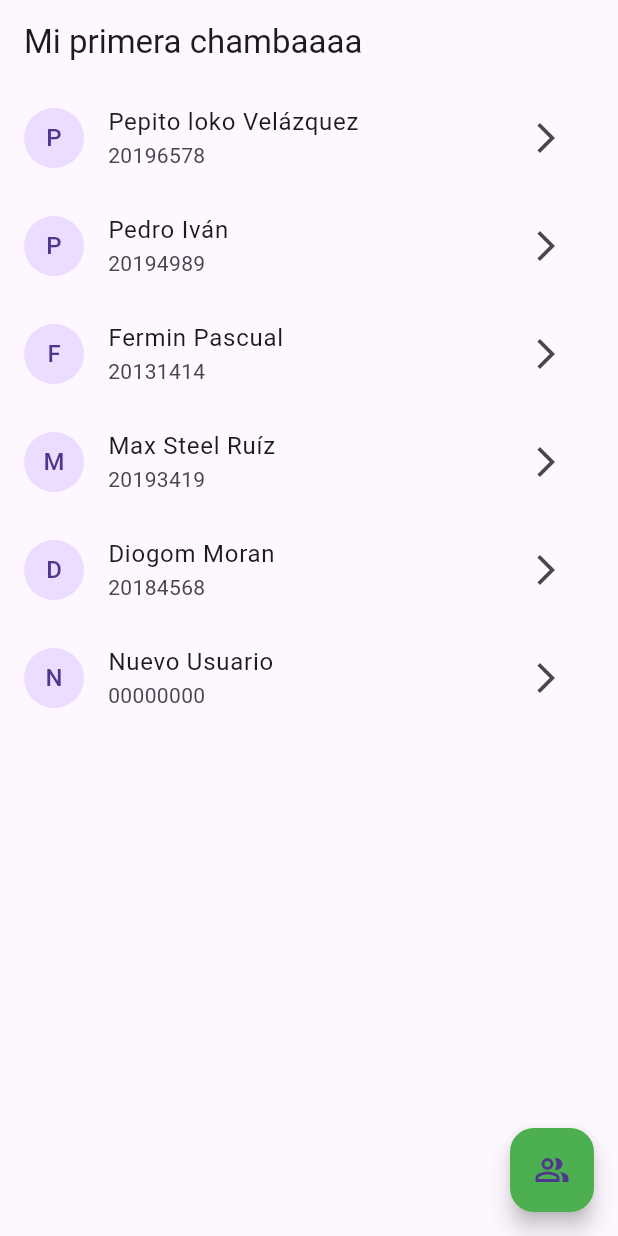
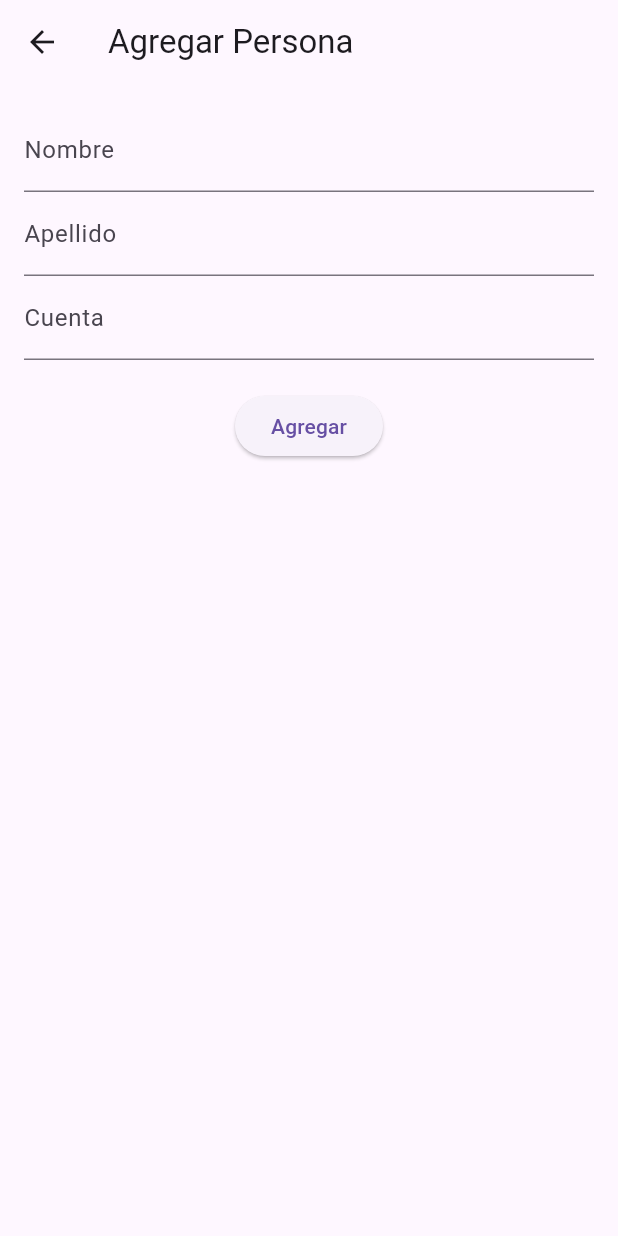
Before and after one commit to Spartan00734/ListadoFlutter, a Flutter app: the screen it shows after launch, after a tap on the "people alt" icon, on a phone screen of 412 x 824 dp. Run offline on Flutter 3.47's test engine with Material 3 defaults, Android fonts, the phone set to English and light mode, and no system bars.

Commit message:
Second Commit

```diff
--- a/lib/main.dart
+++ b/lib/main.dart
@@ -32,11 +32,20 @@ class _HomeState extends State<Home> {
     Persona('Diogom', 'Moran', '20184568'),
   ];
 
-  // Método para agregar una persona a la lista
-  void _agregarPersona() {
-    setState(() {
-      _personas.add(Persona('Nuevo', 'Usuario', '00000000'));
-    });
+  // Navega a la pantalla para agregar una nueva persona
+  void _agregarPersona(BuildContext context) async {
+    final nuevaPersona = await Navigator.push(
+      context,
+      MaterialPageRoute(
+        builder: (context) => AgregarPersonaScreen(),
+      ),
+    );
+
+    if (nuevaPersona != null) {
+      setState(() {
+        _personas.add(nuevaPersona); // Agrega la nueva persona
+      });
+    }
   }
 
   // Método para eliminar una persona con confirmación
@@ -76,7 +85,7 @@ class _HomeState extends State<Home> {
         title: const Text('Mi primera chambaaaa'),
       ),
       floatingActionButton: FloatingActionButton(
-        onPressed: _agregarPersona,
+        onPressed: () => _agregarPersona(context), // Navega al formulario
         child: const Icon(Icons.people_alt_outlined),
         backgroundColor: Colors.green,
       ),
@@ -102,6 +111,56 @@ class _HomeState extends State<Home> {
   }
 }
 
+// Nueva pantalla para agregar persona
+class AgregarPersonaScreen extends StatelessWidget {
+  final _nombreController = TextEditingController();
+  final _apellidoController = TextEditingController();
+  final _cuentaController = TextEditingController();
+
+  AgregarPersonaScreen({super.key});
+
+  @override
+  Widget build(BuildContext context) {
+    return Scaffold(
+      appBar: AppBar(
+        title: const Text('Agregar Persona'),
+      ),
+      body: Padding(
+        padding: const EdgeInsets.all(16.0),
+        child: Column(
+          children: [
+            TextField(
+              controller: _nombreController,
+              decoration: const InputDecoration(labelText: 'Nombre'),
+            ),
+            TextField(
+              controller: _apellidoController,
+              decoration: const InputDecoration(labelText: 'Apellido'),
+            ),
+            TextField(
+              controller: _cuentaController,
+              decoration: const InputDecoration(labelText: 'Cuenta'),
+            ),
+            const SizedBox(height: 20),
+            ElevatedButton(
+              onPressed: () {
+                // Crear una nueva persona y regresar a la pantalla anterior
+                final nuevaPersona = Persona(
+                  _nombreController.text,
+                  _apellidoController.text,
+                  _cuentaController.text,
+                );
+                Navigator.of(context).pop(nuevaPersona); // Devuelve la nueva persona
+              },
+              child: const Text('Agregar'),
+            ),
+          ],
+        ),
+      ),
+    );
+  }
+}
+
 class Persona {
   String name;
   String lastName;
```
